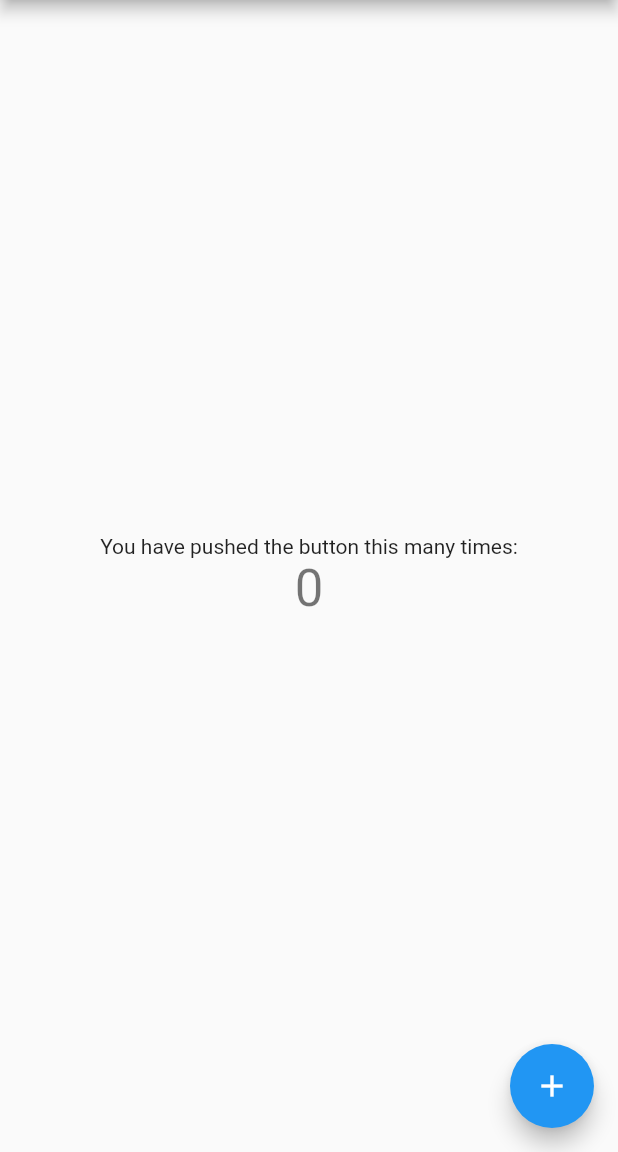
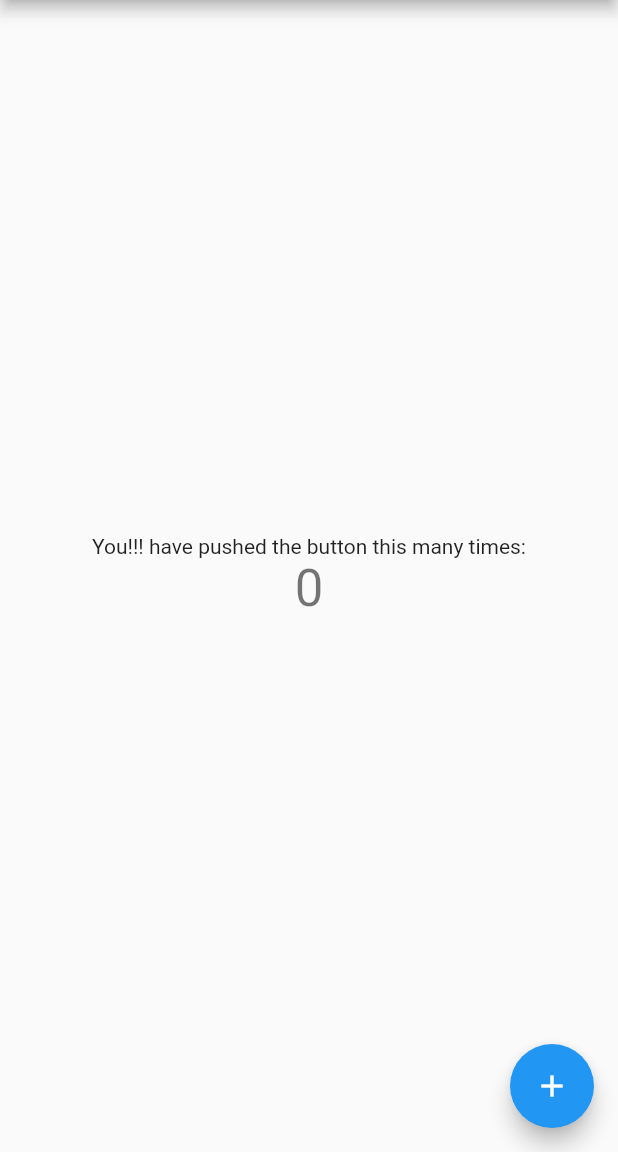
Before and after one commit to Arvin-Esfahani/tanbal, a Flutter app: the screen it shows after launch, on a phone screen of 412 x 824 dp, the part 84-1236 px from its top. Run offline on Flutter 3.47's test engine with Material 2 defaults, Android fonts, the phone set to English and light mode, and no system bars.

Commit message:
Initial Commit

```diff
--- a/lib/main.dart
+++ b/lib/main.dart
@@ -92,7 +92,7 @@ class _MyHomePageState extends State<MyHomePage> {
           mainAxisAlignment: MainAxisAlignment.center,
           children: <Widget>[
             Text(
-              'You have pushed the button this many times:',
+              'You!!! have pushed the button this many times:',
             ),
             Text(
               '$_counter',
```
